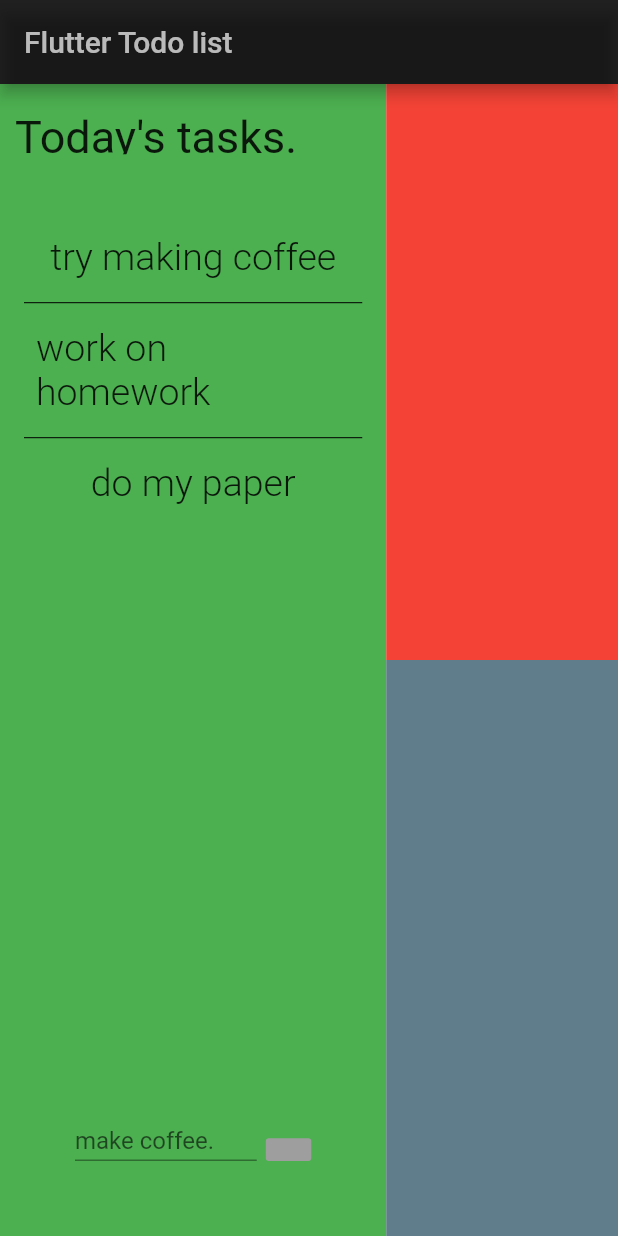
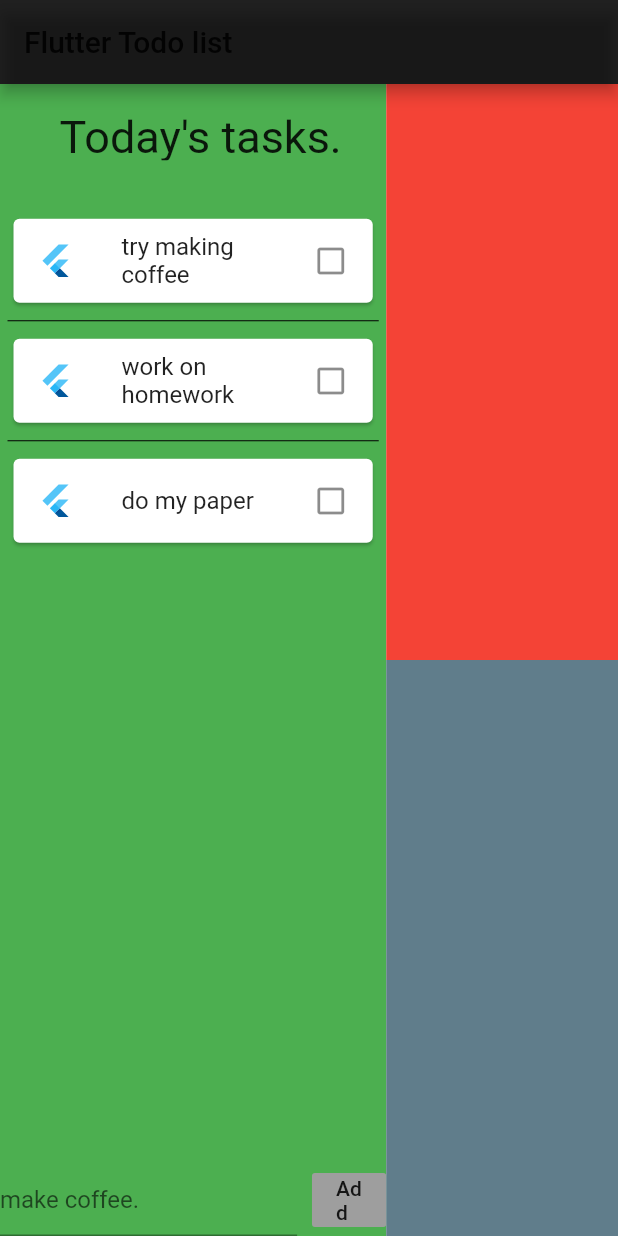
Before and after one commit to tabe0000/flutter_todo_list_for_web, a Flutter app: the screen it shows after launch, on a phone screen of 412 x 824 dp. Run offline on Flutter 3.47's test engine with Material 2 defaults, Android fonts, the phone set to English and light mode, and no system bars.

Commit message:
fixed listview error

```diff
--- a/lib/main.dart
+++ b/lib/main.dart
@@ -25,11 +25,7 @@ class _RootPageState extends State<RootPage> {
   Widget build(BuildContext context) {
     return Scaffold(
         appBar: AppBar(
-          title: Text(
-            "Flutter Todo list",
-            style: TextStyle(
-              color: Colors.white70,
-            )),
+          title: Text("Flutter Todo list"),
           backgroundColor: Colors.black87,
         ),
         body: Row(
@@ -71,7 +67,7 @@ class _TaskListAreaState extends State<TaskListArea> {
     return Container(
         color: Colors.green,
         child: Column(
-          crossAxisAlignment: CrossAxisAlignment.start,
+          mainAxisAlignment: MainAxisAlignment.start,
           children: <Widget>[
           Expanded(
             flex: 2,
@@ -91,25 +87,20 @@ class _TaskListAreaState extends State<TaskListArea> {
               child: ListView.separated(
                   separatorBuilder: (context, index) =>
                       Divider(color: Colors.black),
-                    padding: EdgeInsets.all(16.0),
+                  padding: EdgeInsets.all(5.0),
                   itemCount: tasks.length,
-                    itemBuilder: (context, i) => Padding(
-                      padding: EdgeInsets.all(8.0),
-                      child: Center(
-                        child: Text(
-                          tasks[i],
-                          style: TextStyle(
-                            fontSize: 25.0,
-                            fontWeight: FontWeight.w300,
+                  itemBuilder: (context, i) =>
+                    Card(
+                      child: ListTile(
+                        leading: FlutterLogo(),
+                        title: Text(tasks[i]),
+                        trailing: Icon(Icons.check_box_outline_blank),
                       )
-                          ),)
                     )
               )
           ),
           Expanded(
-            flex: 3,
-            child: Padding(
-                padding: EdgeInsets.all(50.0),
+              flex: 2,
               child: Align(
                   alignment: Alignment.bottomCenter,
                   child: Row(children: <Widget>[
@@ -134,7 +125,7 @@ class _TaskListAreaState extends State<TaskListArea> {
                           onPressed: () {},
                           child: Text("Add"),
                         ))
-                    ]))))
+                  ])))
         ]));
   }
 }
```
Lines whose indentation alone changed are shown as unchanged.
